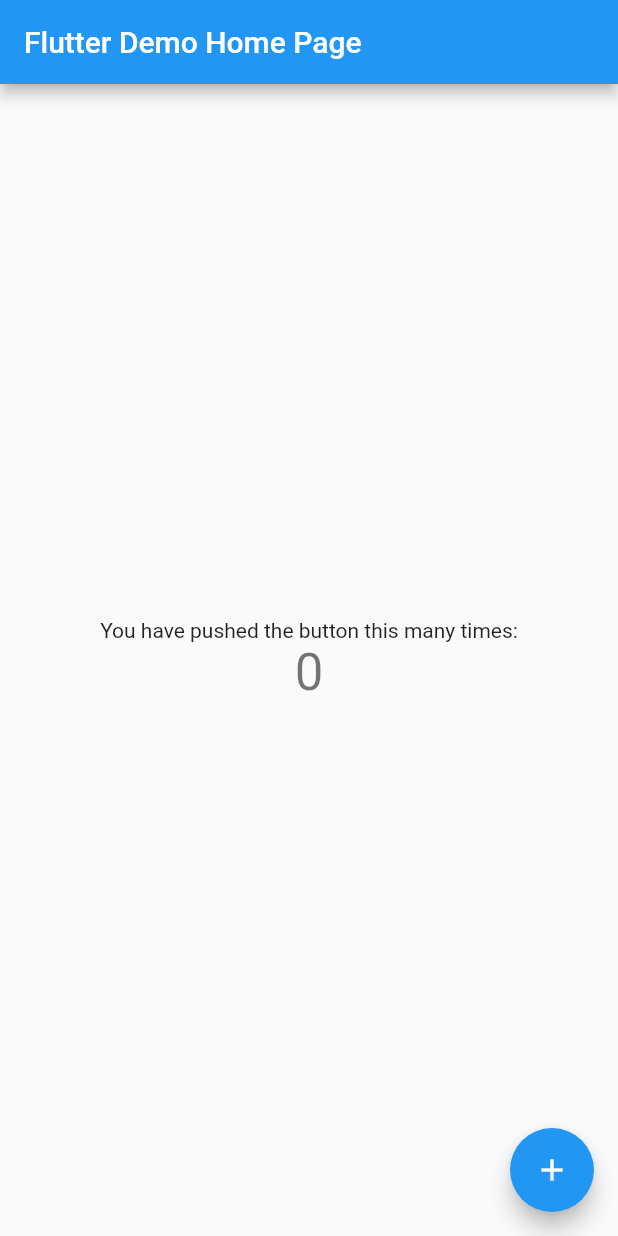
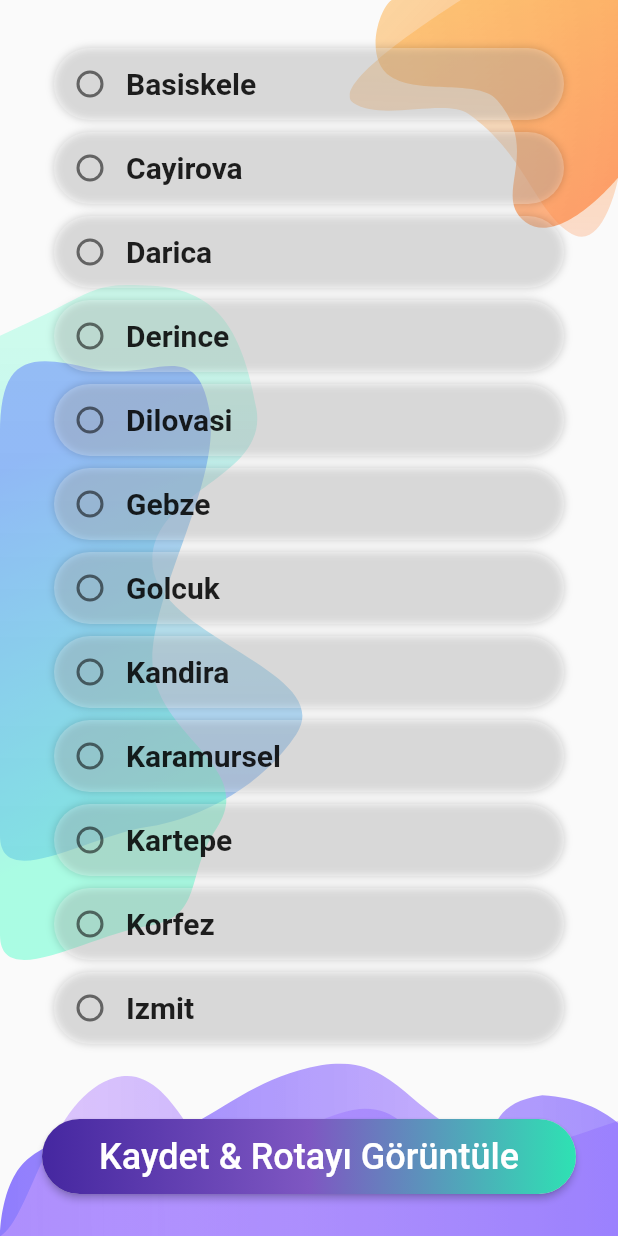
Before and after one commit to gokceyilmazz/Route-Planning, a Flutter app: the screen it shows after launch, on a phone screen of 412 x 824 dp. Run offline on Flutter 3.47's test engine with Material 2 defaults, Android fonts, the phone set to English and light mode, and no system bars; our stand-ins replace flutter_svg.

Commit message:
userpage design

```diff
--- /dev/null
+++ b/routeplanning/lib/MainBackground.dart
@@ -0,0 +1,51 @@
+import 'package:flutter/material.dart';
+import 'package:flutter_svg/flutter_svg.dart';
+
+class MainBackground extends StatelessWidget {
+  const MainBackground({Key? key}) : super(key: key);
+
+  _builtTopRightSVG() => Opacity(
+        opacity: 0.8,
+        child: SvgPicture.asset(
+          "assets/background/top_right.svg",
+          width: 180,
+        ),
+      );
+
+  _builtLeftCenterSVG() => Opacity(
+        opacity: 0.6,
+        child: SvgPicture.asset(
+          "assets/background/left_center.svg",
+          height: 450,
+        ),
+      );
+
+  _builtBottomSVG() => Opacity(
+        opacity: 0.75,
+        child: SvgPicture.asset(
+          "assets/background/bottom.svg",
+        ),
+      );
+
+  @override
+  Widget build(BuildContext context) {
+    return Stack(
+      children: [
+        Positioned(
+          top: 0,
+          right: -1,
+          child: _builtTopRightSVG(),
+        ),
+        Positioned(
+          left: 0,
+          top: 190,
+          child: _builtLeftCenterSVG(),
+        ),
+        Positioned(
+          bottom: -1,
+          child: _builtBottomSVG(),
+        ),
+      ],
+    );
+  }
+}
--- /dev/null
+++ b/routeplanning/lib/input_theme.dart
@@ -0,0 +1,39 @@
+import 'package:flutter/material.dart';
+
+class InputTheme {
+  _builtTextStyle(Color color, {double size = 16.0}) => TextStyle(
+        color: color,
+        fontSize: size,
+      );
+
+  _buildBorder(Color color) => const OutlineInputBorder(
+        borderRadius: BorderRadius.all(Radius.circular(50.0)),
+        borderSide: BorderSide.none,
+      );
+
+  InputDecorationTheme theme() {
+    return InputDecorationTheme(
+      // General
+      contentPadding: const EdgeInsets.all(16),
+      fillColor: Colors.white,
+      filled: true,
+
+      // Borders
+      enabledBorder: _buildBorder(Colors.grey[600]!),
+      errorBorder: _buildBorder(Colors.red),
+      focusedErrorBorder: _buildBorder(Colors.green),
+      focusedBorder: _buildBorder(Colors.blue),
+      disabledBorder: _buildBorder(Colors.grey[400]!),
+
+      // Text Styles
+      suffixStyle: _builtTextStyle(Colors.black),
+      counterStyle: _builtTextStyle(Colors.grey, size: 12.0),
+      floatingLabelStyle: _builtTextStyle(Colors.black),
+      errorStyle: _builtTextStyle(Colors.red, size: 12.0),
+      helperStyle: _builtTextStyle(Colors.black, size: 12.0),
+      hintStyle: _builtTextStyle(Colors.grey),
+      labelStyle: _builtTextStyle(Colors.black),
+      prefixStyle: _builtTextStyle(Colors.black),
+    );
+  }
+}
--- a/routeplanning/lib/main.dart
+++ b/routeplanning/lib/main.dart
@@ -1,118 +1,41 @@
-import 'package:firebase_core/firebase_core.dart';
 import 'package:flutter/material.dart';
+import 'package:routeplanning/pages/UserPage.dart';
+import 'package:routeplanning/pages/LoginPage.dart';
+import 'package:routeplanning/pages/AdminPage.dart';
+import 'input_theme.dart';
 
-void main() async{
-  WidgetsFlutterBinding.ensureInitialized();
-  await Firebase.initializeApp();
-  runApp(const MyApp());
-}
+void main() => runApp(const MyApp());
 
 class MyApp extends StatelessWidget {
   const MyApp({Key? key}) : super(key: key);
 
-  // This widget is the root of your application.
   @override
   Widget build(BuildContext context) {
     return MaterialApp(
-      title: 'Flutter Demo',
+      builder: (context, child) {
+        return ScrollConfiguration(
+          behavior: DisableScrollGlow(),
+          child: child!,
+        );
+      },
       theme: ThemeData(
-        // This is the theme of your application.
-        //
-        // Try running your application with "flutter run". You'll see the
-        // application has a blue toolbar. Then, without quitting the app, try
-        // changing the primarySwatch below to Colors.green and then invoke
-        // "hot reload" (press "r" in the console where you ran "flutter run",
-        // or simply save your changes to "hot reload" in a Flutter IDE).
-        // Notice that the counter didn't reset back to zero; the application
-        // is not restarted.
         primarySwatch: Colors.blue,
+        inputDecorationTheme: InputTheme().theme(),
       ),
-      home: const MyHomePage(title: 'Flutter Demo Home Page'),
+      initialRoute: "/userpage",
+      routes: {
+        "/login": (context) => const LoginPage(),
+        "/userpage": (context) => const UserPage(),
+        "/adminpage": (context) => const AdminPage(),
+      },
     );
   }
 }
 
-class MyHomePage extends StatefulWidget {
-  const MyHomePage({Key? key, required this.title}) : super(key: key);
-
-  // This widget is the home page of your application. It is stateful, meaning
-  // that it has a State object (defined below) that contains fields that affect
-  // how it looks.
-
-  // This class is the configuration for the state. It holds the values (in this
-  // case the title) provided by the parent (in this case the App widget) and
-  // used by the build method of the State. Fields in a Widget subclass are
-  // always marked "final".
-
-  final String title;
-
+class DisableScrollGlow extends ScrollBehavior {
   @override
-  State<MyHomePage> createState() => _MyHomePageState();
-}
-
-class _MyHomePageState extends State<MyHomePage> {
-  int _counter = 0;
-
-  void _incrementCounter() {
-    setState(() {
-      // This call to setState tells the Flutter framework that something has
-      // changed in this State, which causes it to rerun the build method below
-      // so that the display can reflect the updated values. If we changed
-      // _counter without calling setState(), then the build method would not be
-      // called again, and so nothing would appear to happen.
-      _counter++;
-    });
-  }
-
-  @override
-  Widget build(BuildContext context) {
-    // This method is rerun every time setState is called, for instance as done
-    // by the _incrementCounter method above.
-    //
-    // The Flutter framework has been optimized to make rerunning build methods
-    // fast, so that you can just rebuild anything that needs updating rather
-    // than having to individually change instances of widgets.
-    return Scaffold(
-      appBar: AppBar(
-        // Here we take the value from the MyHomePage object that was created by
-        // the App.build method, and use it to set our appbar title.
-        title: Text(widget.title),
-      ),
-      body: Center(
-        // Center is a layout widget. It takes a single child and positions it
-        // in the middle of the parent.
-        child: Column(
-          // Column is also a layout widget. It takes a list of children and
-          // arranges them vertically. By default, it sizes itself to fit its
-          // children horizontally, and tries to be as tall as its parent.
-          //
-          // Invoke "debug painting" (press "p" in the console, choose the
-          // "Toggle Debug Paint" action from the Flutter Inspector in Android
-          // Studio, or the "Toggle Debug Paint" command in Visual Studio Code)
-          // to see the wireframe for each widget.
-          //
-          // Column has various properties to control how it sizes itself and
-          // how it positions its children. Here we use mainAxisAlignment to
-          // center the children vertically; the main axis here is the vertical
-          // axis because Columns are vertical (the cross axis would be
-          // horizontal).
-          mainAxisAlignment: MainAxisAlignment.center,
-          children: <Widget>[
-            const Text(
-              'You have pushed the button this many times:',
-            ),
-            Text(
-              '$_counter',
-              style: Theme.of(context).textTheme.headline4,
-            ),
-          ],
-        ),
-      ),
-      floatingActionButton: FloatingActionButton(
-        onPressed: _incrementCounter,
-        tooltip: 'Increment',
-        child: const Icon(Icons.add),
-      ), // This trailing comma makes auto-formatting nicer for build methods.
-    );
+  Widget buildOverscrollIndicator(
+      BuildContext context, Widget child, ScrollableDetails details) {
+    return child;
   }
 }
--- /dev/null
+++ b/routeplanning/lib/pages/UserPage.dart
@@ -0,0 +1,133 @@
+import 'package:flutter/material.dart';
+import '../MainBackground.dart';
+
+class UserPage extends StatefulWidget {
+  const UserPage({Key? key}) : super(key: key);
+
+  @override
+  State<UserPage> createState() => _UserPageState();
+}
+
+class _UserPageState extends State<UserPage> {
+  String? dropdownValue;
+  String _groupValue = "-1";
+  List busStations = [
+    "Basiskele",
+    "Cayirova",
+    "Darica",
+    "Derince",
+    "Dilovasi",
+    "Gebze",
+    "Golcuk",
+    "Kandira",
+    "Karamursel",
+    "Kartepe",
+    "Korfez",
+    "Izmit"
+  ];
+
+  void _handleRadioValueChange(String? value) {
+    setState(() {
+      _groupValue = value.toString();
+    });
+  }
+
+  _builtListItem(context, index) => GestureDetector(
+        onTap: () => setState(() {
+          _handleRadioValueChange(index.toString());
+        }),
+        child: Padding(
+          padding: const EdgeInsets.symmetric(horizontal: 8.0, vertical: 4.0),
+          child: Container(
+            decoration: const BoxDecoration(
+              color: Color(0x40FFFFFF),
+              boxShadow: [
+                BoxShadow(
+                  color: Color(0x30000000),
+                  blurRadius: 4,
+                  offset: Offset(0, 0),
+                ),
+              ],
+              borderRadius: BorderRadius.all(Radius.circular(50.0)),
+            ),
+            child: Row(
+              children: [
+                Radio(
+                  value: index.toString(),
+                  groupValue: _groupValue,
+                  onChanged: _handleRadioValueChange,
+                  activeColor: const Color(0xFFFF5C00),
+                ),
+                Text(
+                  busStations[index],
+                  style: TextStyle(fontSize: 20.0, fontWeight: FontWeight.w600),
+                ),
+              ],
+            ),
+          ),
+        ),
+      );
+
+  _builtUserPage() => SafeArea(
+        child: Padding(
+          padding: const EdgeInsets.all(28.0),
+          child: Column(
+            mainAxisAlignment: MainAxisAlignment.center,
+            children: <Widget>[
+              Expanded(
+                child: ListView.builder(
+                  itemCount: busStations.length,
+                  itemBuilder: (context, index) =>
+                      _builtListItem(context, index),
+                ),
+              ),
+              const SizedBox(height: 15),
+              RaisedButton(
+                shape: RoundedRectangleBorder(
+                    borderRadius: BorderRadius.circular(80.0)),
+                padding: const EdgeInsets.all(0.0),
+                child: Ink(
+                  decoration: const BoxDecoration(
+                    gradient: LinearGradient(
+                      colors: <Color>[
+                        Color(0xFF4527A0),
+                        Color(0xFF7E57C2),
+                        Color(0xFF2EE2B3),
+                      ],
+                    ),
+                    borderRadius: BorderRadius.all(Radius.circular(80.0)),
+                  ),
+                  child: Container(
+                    constraints:
+                        const BoxConstraints(minWidth: 88.0, minHeight: 50.0),
+                    alignment: Alignment.center,
+                    child: const Text(
+                      'Kaydet & Rotayı Görüntüle',
+                      textAlign: TextAlign.center,
+                      style: TextStyle(color: Colors.white, fontSize: 24.0),
+                    ),
+                  ),
+                ),
+                onPressed: () {
+                  Navigator.pushNamed(context, "/userpage");
+                },
+              ),
+            ],
+          ),
+        ),
+      );
+
+  @override
+  Widget build(BuildContext context) {
+    return Scaffold(
+      body: Center(
+        child: Stack(
+          children: [
+            const MainBackground(),
+            _builtUserPage(),
+          ],
+        ),
+      ),
+    );
+  }
+}
--- a/routeplanning/pubspec.yaml
+++ b/routeplanning/pubspec.yaml
@@ -32,7 +32,7 @@ dependencies:
   firebase_core: ^1.14.1
   cloud_firestore: ^3.1.12
   firebase_database: ^9.0.11
-
+  flutter_svg: ^1.0.3
 
   # The following adds the Cupertino Icons font to your application.
   # Use with the CupertinoIcons class for iOS style icons.
@@ -61,7 +61,9 @@ flutter:
   uses-material-design: true
 
   # To add assets to your application, add an assets section, like this:
-  # assets:
+  assets:
+    - assets/
+    - assets/background/
   #   - images/a_dot_burr.jpeg
   #   - images/a_dot_ham.jpeg
 
```
Also changed, not shown: routeplanning/lib/pages/AdminPage.dart (added, +83 -0 lines), routeplanning/lib/pages/LoginPage.dart (added, +132 -0 lines), routeplanning/assets/background/bottom.svg (added), routeplanning/assets/background/left_center.svg (added), routeplanning/assets/background/top_right.svg (added), routeplanning/assets/logo.svg (added), routeplanning/pubspec.lock, 3 other files.
